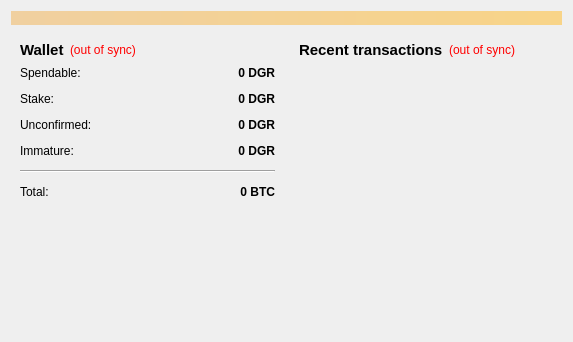
NexxusUniversity/NexxusCoin, file src/qt/forms/overviewpage.ui: the form before one commit.
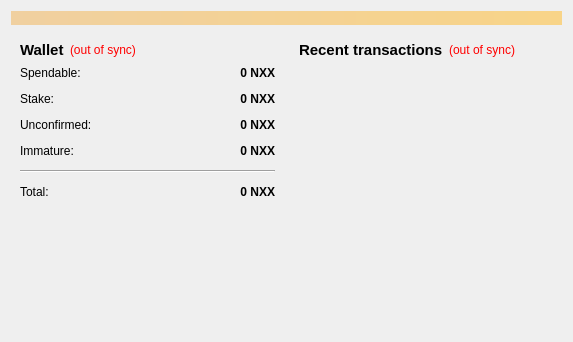
The form after the commit.

```diff
--- a/src/qt/forms/overviewpage.ui
+++ b/src/qt/forms/overviewpage.ui
@@ -118,7 +118,7 @@
                <string>Your current spendable balance</string>
               </property>
               <property name="text">
-               <string notr="true">0 DGR</string>
+               <string notr="true">0 NXX</string>
               </property>
               <property name="alignment">
                <set>Qt::AlignRight|Qt::AlignTrailing|Qt::AlignVCenter</set>
@@ -150,7 +150,7 @@
                <string>Total of coins that was staked, and do not yet count toward the current balance</string>
               </property>
               <property name="text">
-               <string notr="true">0 DGR</string>
+               <string notr="true">0 NXX</string>
               </property>
               <property name="alignment">
                <set>Qt::AlignRight|Qt::AlignTrailing|Qt::AlignVCenter</set>
@@ -182,7 +182,7 @@
                <string>Total of transactions that have yet to be confirmed, and do not yet count toward the current balance</string>
               </property>
               <property name="text">
-               <string notr="true">0 DGR</string>
+               <string notr="true">0 NXX</string>
               </property>
               <property name="alignment">
                <set>Qt::AlignRight|Qt::AlignTrailing|Qt::AlignVCenter</set>
@@ -211,7 +211,7 @@
                <string>Mined balance that has not yet matured</string>
               </property>
               <property name="text">
-               <string notr="true">0 DGR</string>
+               <string notr="true">0 NXX</string>
               </property>
               <property name="alignment">
                <set>Qt::AlignRight|Qt::AlignTrailing|Qt::AlignVCenter</set>
@@ -250,7 +250,7 @@
                <string>Your current total balance</string>
               </property>
               <property name="text">
-               <string notr="true">0 BTC</string>
+               <string notr="true">0 NXX</string>
               </property>
               <property name="alignment">
                <set>Qt::AlignRight|Qt::AlignTrailing|Qt::AlignVCenter</set>
```
